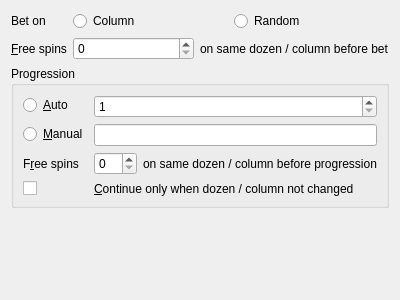
First picture: the form in systems/system63/system63settingswidget.ui, repository martin-kudlicka/roulette-bot, before the edit.
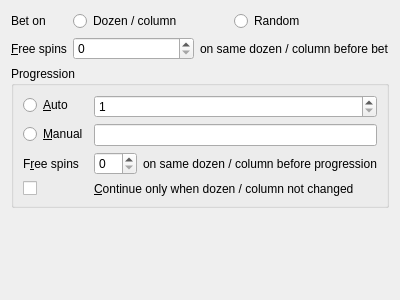
Second picture: the form after the edit.

Commit message: * bet on dozen and column unified

Patch:
```diff
--- a/systems/system63/system63settingswidget.ui
+++ b/systems/system63/system63settingswidget.ui
@@ -52,7 +52,7 @@
        <item>
         <widget class="QRadioButton" name="qrbBetOnColumn">
          <property name="text">
-          <string>Column</string>
+          <string>Dozen / column</string>
          </property>
         </widget>
        </item>
```
Left out of the diff: 2 changed lines with no effect on the pictures. The commit also changes 2 other files.
